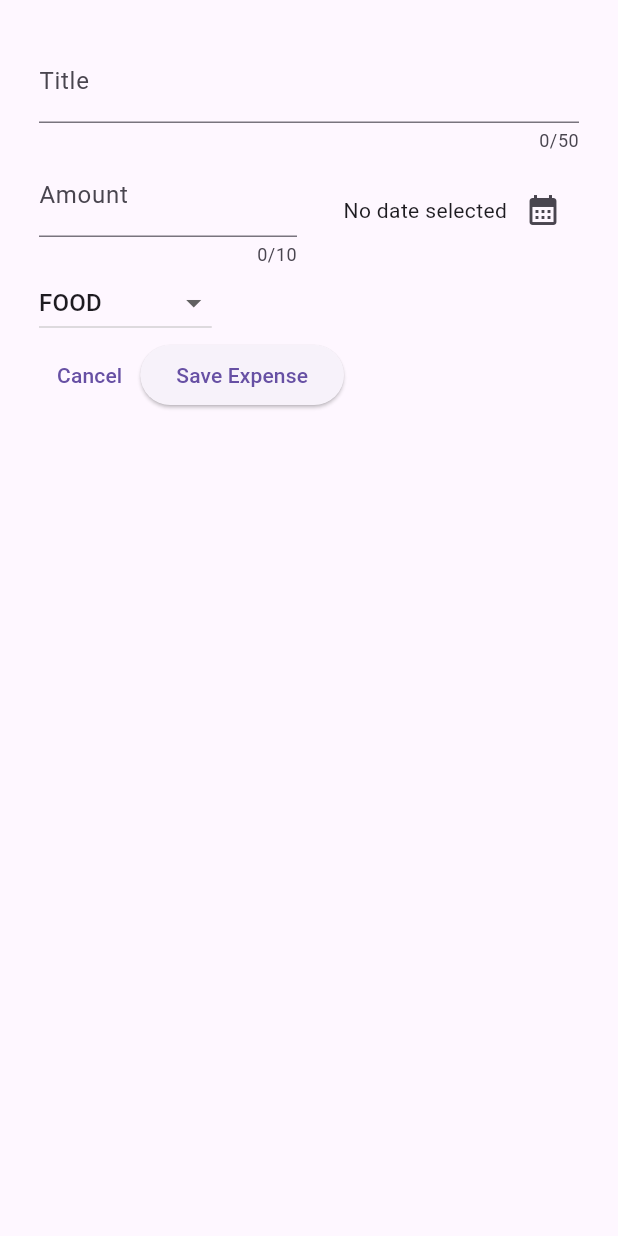
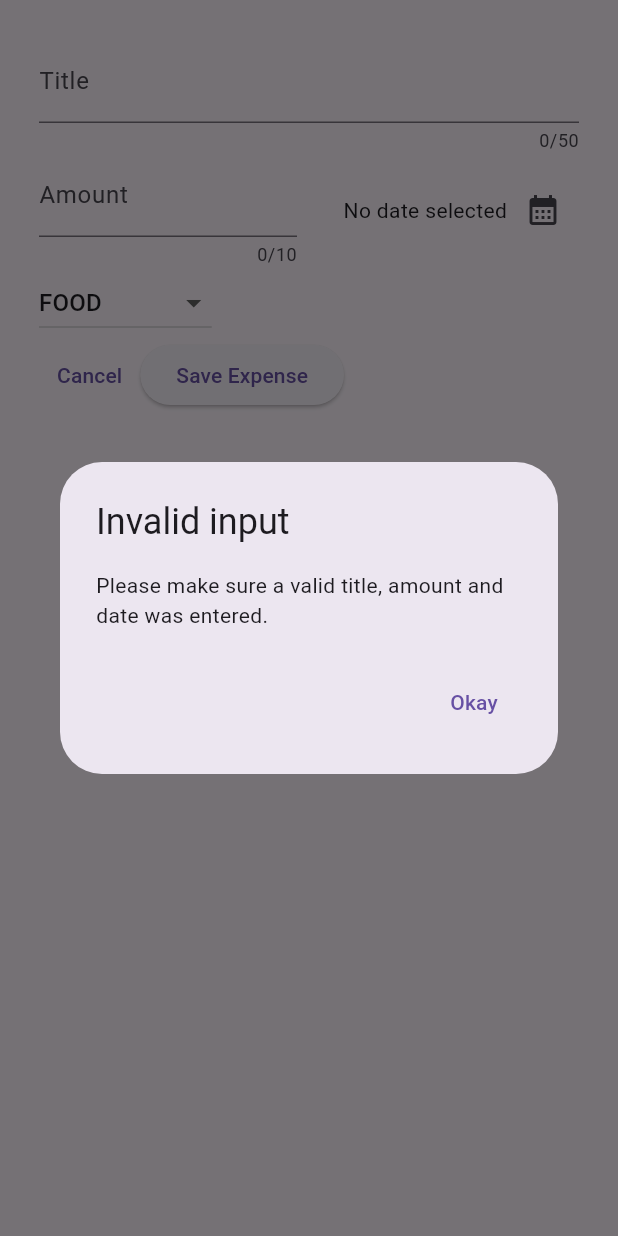
Before and after one commit to AlbertoJTD/Spendox, a Flutter app: the NewExpense widget shown alone on an empty page, opened directly, after a tap on "Save Expense", on a phone screen of 412 x 824 dp. Run offline on Flutter 3.47's test engine with Material 3 defaults, Android fonts, the light colour scheme and no system bars.

Commit message:
Validate data

```diff
--- a/lib/widgets/expenses/new_expense.dart
+++ b/lib/widgets/expenses/new_expense.dart
@@ -32,6 +32,31 @@ class _NewExpenseState extends State<NewExpense> {
     setState(() {
       _selectedDate = pickedDate;
     });
+  }
+
+  void _submitExpenseData() {
+    final enteredAmount = double.tryParse(_amountController.text);
+    final amountIsInvalid = enteredAmount == null || enteredAmount <= 0;
+
+    if (_titleController.text.trim().isEmpty || amountIsInvalid || _selectedDate == null) {
+      showDialog(
+        context: context,
+        builder: (contextObject) => AlertDialog(
+          title: const Text('Invalid input'),
+          content: const Text('Please make sure a valid title, amount and date was entered.'),
+          actions: [
+            TextButton(
+              onPressed: () {
+                Navigator.pop(contextObject);
+              },
+              child: Text('Okay')
+            ),
+          ]
+        )
+      );
+
+      return;
+    }
   }
 
   // void _saveTitleInput(String inputValue) {
@@ -125,10 +150,7 @@ class _NewExpenseState extends State<NewExpense> {
               ),
 
               ElevatedButton(
-                onPressed: () {
-                  print(_titleController.text);
-                  print(_amountController.text);
-                },
+                onPressed: _submitExpenseData,
                 child: const Text('Save Expense')
               ),
             ],
```
